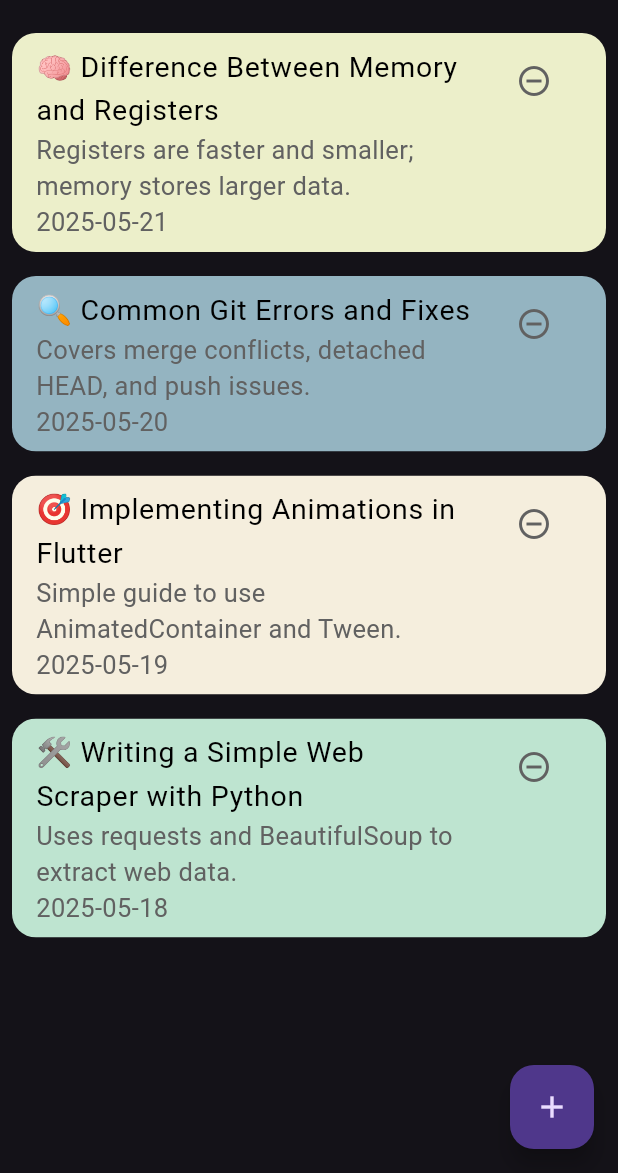
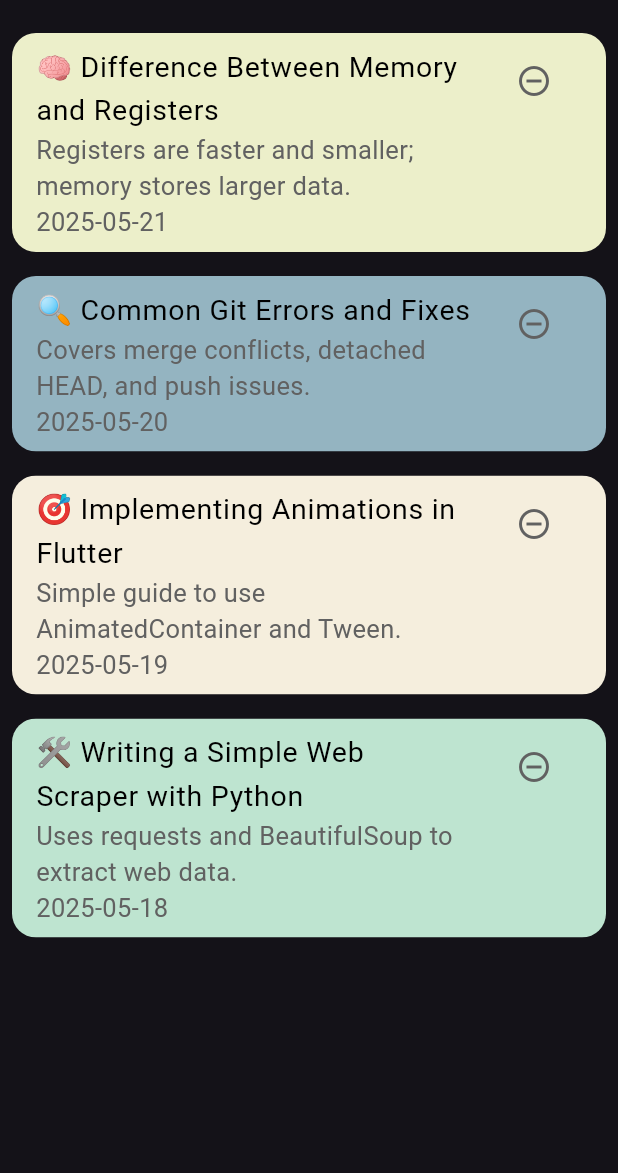
Before and after one commit to Lichyo/flutter-week2, a Flutter app: the screen it shows after launch, after a tap on the "remove circle outline" icon, on a phone screen of 412 x 824 dp, the part 63-1236 px from its top. Run offline on Flutter 3.47's test engine with Material 3 defaults, Android fonts, the phone set to English and light mode, and no system bars.

Commit message:
refactor to mvc design pattern.

```diff
--- a/lib/note_card.dart
+++ b/lib/components/note_card.dart
@@ -1,21 +1,18 @@
 import 'package:flutter/material.dart';
-import 'constants.dart';
+import 'package:flutter_week2/model/note.dart';
+import '../constants.dart';
 import 'package:intl/intl.dart';
 
 class NoteCard extends StatelessWidget {
-  final String title;
-  final String description;
   final Color color;
   final VoidCallback onPressed;
-  final DateTime date;
+  final Note note;
 
   const NoteCard({
     super.key,
-    required this.title,
-    required this.description,
     required this.color,
     required this.onPressed,
-    required this.date,
+    required this.note,
   });
 
   @override
@@ -27,9 +24,9 @@ class NoteCard extends StatelessWidget {
         child: Material(
           color: color,
           child: ListTile(
-            title: Text(title, style: kTitleTextStyle),
+            title: Text(note.title, style: kTitleTextStyle),
             subtitle: Text(
-              '$description\n${DateFormat('yyyy-MM-dd').format(date)}',
+              '${note.description}\n${DateFormat('yyyy-MM-dd').format(note.dateTime)}',
               style: kSubTitleTextStyle,
             ),
             isThreeLine: true,
--- /dev/null
+++ b/lib/controller/note_service.dart
@@ -0,0 +1,37 @@
+import 'package:flutter_week2/model/note.dart';
+
+class NoteService {
+  List<Note> notes = [
+    Note(
+      title: '📌 Regularization Techniques in Deep Learning',
+      description:
+          'Brief overview of L1, L2, and dropout to prevent overfitting.',
+      dateTime: DateTime.now().subtract(const Duration(days: 1)),
+    ),
+    Note(
+      title: '🧠 Difference Between Memory and Registers',
+      dateTime: DateTime.now().subtract(const Duration(days: 2)),
+      description:
+          'Registers are faster and smaller; memory stores larger data.',
+    ),
+    Note(
+      title: '🔍 Common Git Errors and Fixes',
+      dateTime: DateTime.now().subtract(const Duration(days: 3)),
+      description: 'Covers merge conflicts, detached HEAD, and push issues.',
+    ),
+    Note(
+      title: '🎯 Implementing Animations in Flutter',
+      dateTime: DateTime.now().subtract(const Duration(days: 4)),
+      description: 'Simple guide to use AnimatedContainer and Tween.',
+    ),
+    Note(
+      title: '🛠️ Writing a Simple Web Scraper with Python',
+      dateTime: DateTime.now().subtract(const Duration(days: 5)),
+      description: 'Uses requests and BeautifulSoup to extract web data.',
+    ),
+  ];
+
+  void deleteNote({required int index}) {
+    notes.removeAt(index);
+  }
+}
--- a/lib/main.dart
+++ b/lib/main.dart
@@ -1,71 +1,33 @@
 import 'constants.dart';
 import 'package:flutter/material.dart';
-import 'note_card.dart';
+import 'components/note_card.dart';
+import 'controller/note_service.dart';
 
 void main() => runApp(MaterialApp(theme: ThemeData.dark(), home: MyApp()));
 
 class MyApp extends StatefulWidget {
-  MyApp({super.key});
+  const MyApp({super.key});
 
   @override
   State<MyApp> createState() => _MyAppState();
 }
 
 class _MyAppState extends State<MyApp> {
-  List<String> titles = [
-    '📌 Regularization Techniques in Deep Learning',
-    '🧠 Difference Between Memory and Registers',
-    '🔍 Common Git Errors and Fixes',
-    '🎯 Implementing Animations in Flutter',
-    '🛠️ Writing a Simple Web Scraper with Python',
-  ];
-
-  List<String> descriptions = [
-    'Brief overview of L1, L2, and dropout to prevent overfitting.',
-    'Registers are faster and smaller; memory stores larger data.',
-    'Covers merge conflicts, detached HEAD, and push issues.',
-    'Simple guide to use AnimatedContainer and Tween.',
-    'Uses requests and BeautifulSoup to extract web data.',
-  ];
-
-  List<DateTime> dateTimes = [
-    DateTime.now().subtract(const Duration(days: 1)),
-    DateTime.now().subtract(const Duration(days: 2)),
-    DateTime.now().subtract(const Duration(days: 3)),
-    DateTime.now().subtract(const Duration(days: 4)),
-    DateTime.now().subtract(const Duration(days: 5)),
-  ];
+  final NoteService _noteService = NoteService();
 
   @override
   Widget build(BuildContext context) {
     return Scaffold(
-      floatingActionButton: FloatingActionButton(
-        onPressed: () {
-          showDialog(
-            context: context,
-            builder:
-                (BuildContext context) => AlertDialog(
-                  title: TextField(onChanged: (value) {}),
-                  content: TextField(onChanged: (value) {}),
-                ),
-          );
-        },
-        child: Icon(Icons.add),
-      ),
       appBar: AppBar(title: const Text('Flutter Week 2')),
       body: ListView.builder(
-        itemCount: titles.length,
+        itemCount: _noteService.notes.length,
         itemBuilder: (context, index) {
           return NoteCard(
-            title: titles[index],
-            description: descriptions[index],
-            date: dateTimes[index],
+            note: _noteService.notes[index],
             color: colorPool[index % colorPool.length],
             onPressed: () {
               setState(() {
-                titles.removeAt(index);
-                descriptions.removeAt(index);
-                dateTimes.removeAt(index);
+                _noteService.deleteNote(index: index);
               });
             },
           );
--- /dev/null
+++ b/lib/model/note.dart
@@ -0,0 +1,11 @@
+class Note {
+  final String title;
+  final String description;
+  final DateTime dateTime;
+
+  Note({
+    required this.title,
+    required this.dateTime,
+    required this.description,
+  });
+}
```
